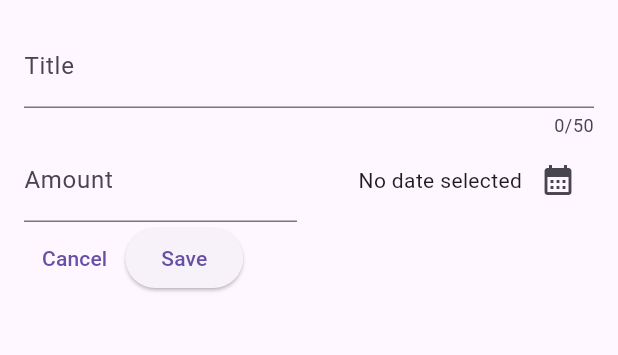
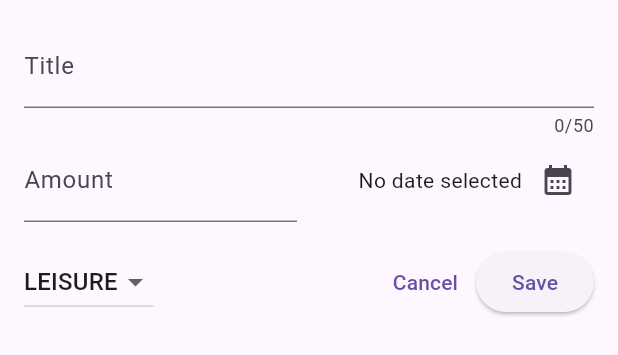
Before and after one commit to vicentedpsantos/expense_tracker_flutter, a Flutter app: the NewExpense widget shown alone on an empty page, opened directly, on a phone screen of 412 x 824 dp. Shown: the top 355 px of the screen. Run offline on Flutter 3.47's test engine with Material 2 defaults, Android fonts, the phone set to English and light mode, and no system bars.

Commit message:
Add dropdown button for categories

```diff
--- a/lib/widgets/new_expense.dart
+++ b/lib/widgets/new_expense.dart
@@ -1,5 +1,7 @@
 import 'package:flutter/material.dart';
 import 'package:intl/intl.dart';
+
+import 'package:expense_tracker/models/expense.dart';
 
 final formatter = DateFormat.yMd();
 
@@ -13,6 +15,7 @@ class NewExpense extends StatefulWidget {
 class _NewExpenseState extends State<NewExpense> {
   final _amountController = TextEditingController();
   final _titleController = TextEditingController();
+  Category _selectedCategory = Category.leisure;
   DateTime? _selectedDate;
 
   void _presentDatePicker() async {
@@ -26,6 +29,16 @@ class _NewExpenseState extends State<NewExpense> {
 
     setState(() {
       _selectedDate = pickedDate;
+    });
+  }
+
+  void _selectCategory(category) {
+    if (category == null) {
+      return;
+    }
+
+    setState(() {
+      _selectedCategory = category;
     });
   }
 
@@ -61,13 +74,27 @@ class _NewExpenseState extends State<NewExpense> {
                   mainAxisAlignment: MainAxisAlignment.end,
                   crossAxisAlignment: CrossAxisAlignment.center,
                   children: [
-                Text(_selectedDate == null ? 'No date selected' : formatter.format(_selectedDate!)),
+                Text(_selectedDate == null
+                    ? 'No date selected'
+                    : formatter.format(_selectedDate!)),
                 IconButton(
                     onPressed: _presentDatePicker,
                     icon: const Icon(Icons.calendar_month)),
               ]))
         ]),
+        SizedBox(height: 16),
         Row(children: [
+          DropdownButton(
+              value: _selectedCategory,
+              items: Category.values
+                  .map((category) => DropdownMenuItem(
+                      value: category,
+                      child: Text(category.name.toUpperCase())))
+                  .toList(),
+              onChanged: (category) {
+                _selectCategory(category);
+              }),
+          const Spacer(),
           TextButton(
               onPressed: () {
                 Navigator.pop(context);
```
